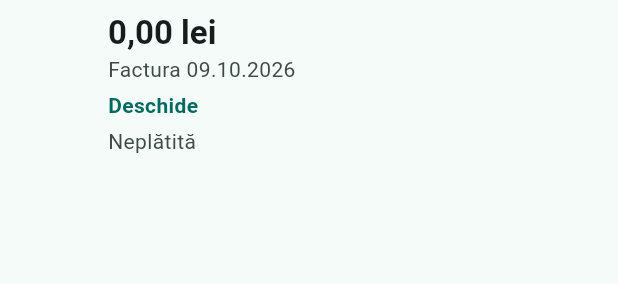
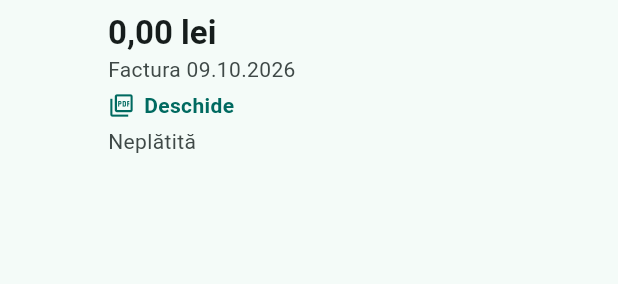
Before and after one commit to kappado2000/portofel, a Flutter app: the _BillTile widget shown alone on an empty page, opened directly with empty values, on a phone screen of 412 x 824 dp. Shown: the top 284 px of the screen. Run offline on Flutter 3.47's test engine with Material 3 defaults, Android fonts, the phone set to English and light mode, and no system bars; our stand-ins replace flutter_secure_storage, hive_flutter, local_auth, pdf, printing, share_plus; missing offline and left inert: excel; accounts and stored records are empty.

Commit message:
Facturi: icon în fața linkului „Deschide”
Co-Authored-By: Claude Opus 5.5 <noreply@anthropic.com>

```diff
--- a/lib/screens/bills_screen.dart
+++ b/lib/screens/bills_screen.dart
@@ -791,12 +791,23 @@ class _BillTile extends StatelessWidget {
             onTap: () => openBillPdf(context, bill),
             child: Padding(
               padding: const EdgeInsets.symmetric(vertical: 4),
-              child: Text(
-                'Deschide',
-                style: TextStyle(
-                  color: scheme.primary,
-                  fontWeight: FontWeight.w600,
-                ),
+              child: Row(
+                mainAxisSize: MainAxisSize.min,
+                children: [
+                  Icon(
+                    Icons.picture_as_pdf_outlined,
+                    size: 18,
+                    color: scheme.primary,
+                  ),
+                  const SizedBox(width: 6),
+                  Text(
+                    'Deschide',
+                    style: TextStyle(
+                      color: scheme.primary,
+                      fontWeight: FontWeight.w600,
+                    ),
+                  ),
+                ],
               ),
             ),
           ),
```
